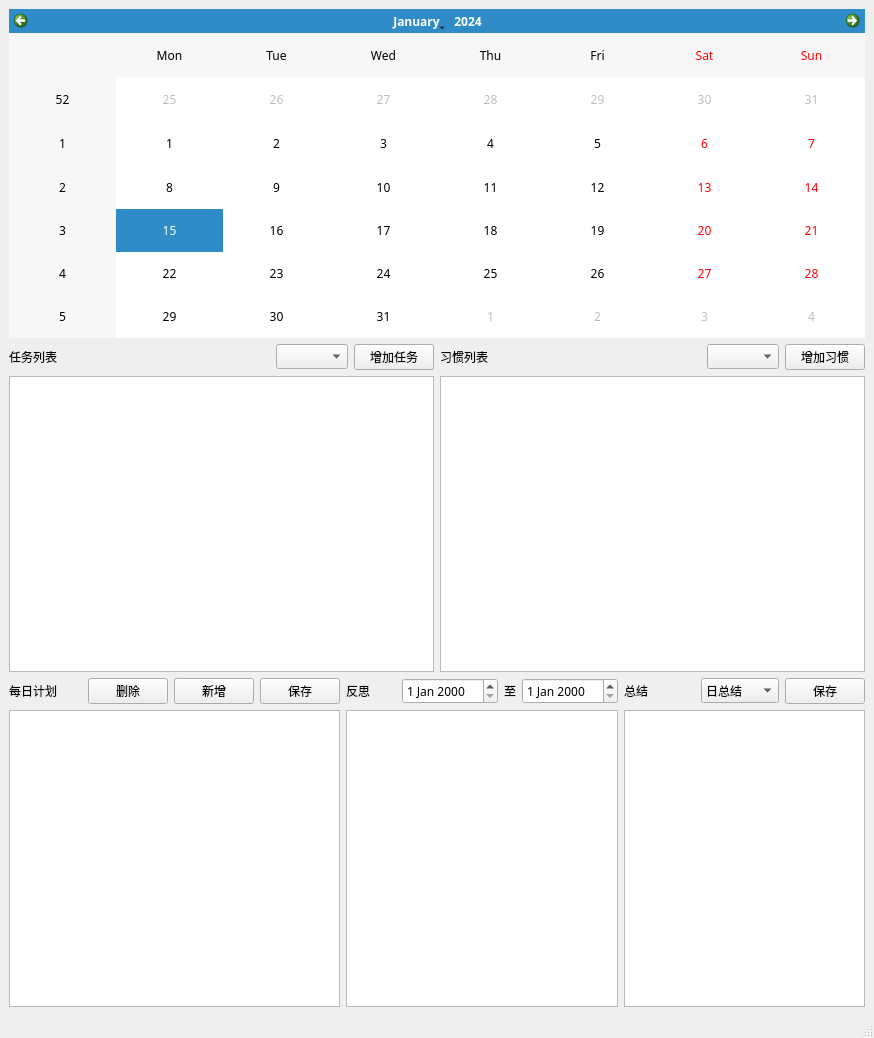
First picture: the form in mainwindow.ui, repository ZhaoYouBo/PlanManageQt, before the edit.
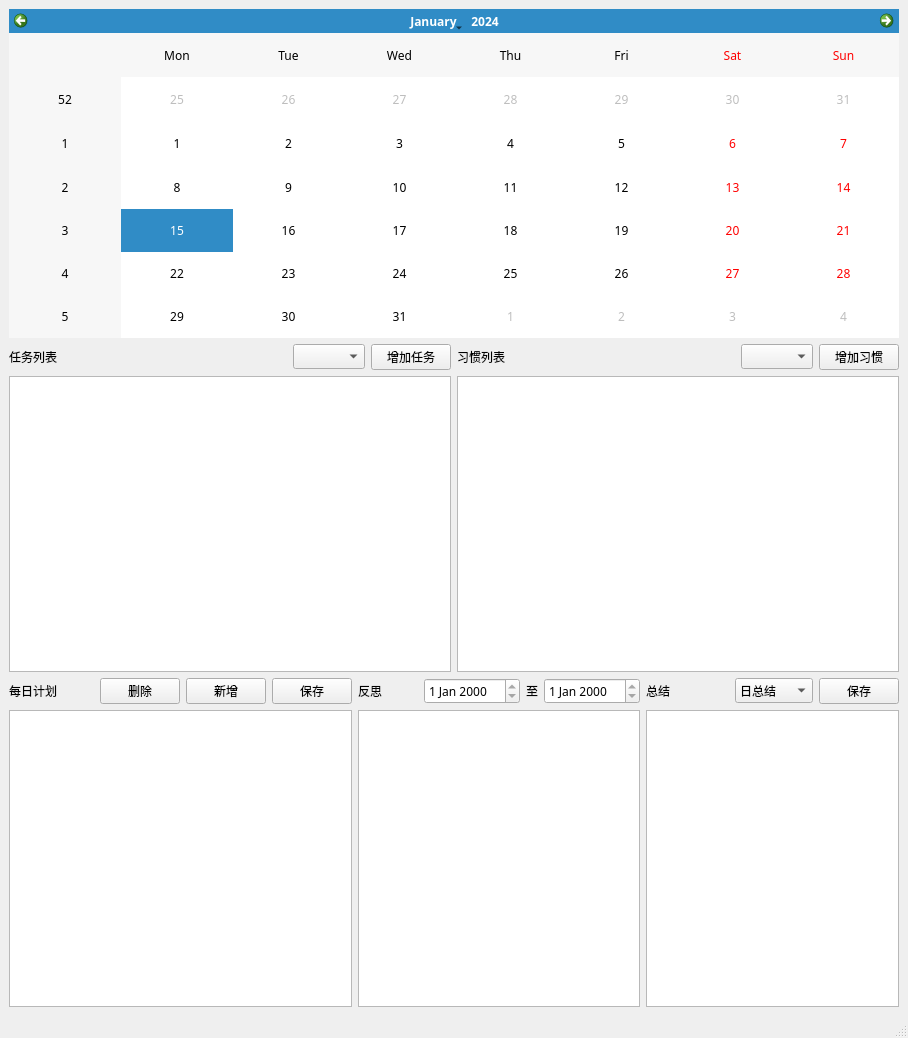
Second picture: the form after the edit.

```diff
--- a/mainwindow.ui
+++ b/mainwindow.ui
@@ -6,7 +6,7 @@
    <rect>
     <x>0</x>
     <y>0</y>
-    <width>874</width>
+    <width>908</width>
     <height>1038</height>
    </rect>
   </property>
@@ -110,6 +110,9 @@
             <height>0</height>
            </size>
           </property>
+          <property name="readOnly">
+           <bool>true</bool>
+          </property>
          </widget>
         </item>
         <item>
@@ -136,6 +139,9 @@
             <height>0</height>
            </size>
           </property>
+          <property name="readOnly">
+           <bool>true</bool>
+          </property>
          </widget>
         </item>
        </layout>
```
Left out of the diff: 2 changed lines with no effect on the pictures.
